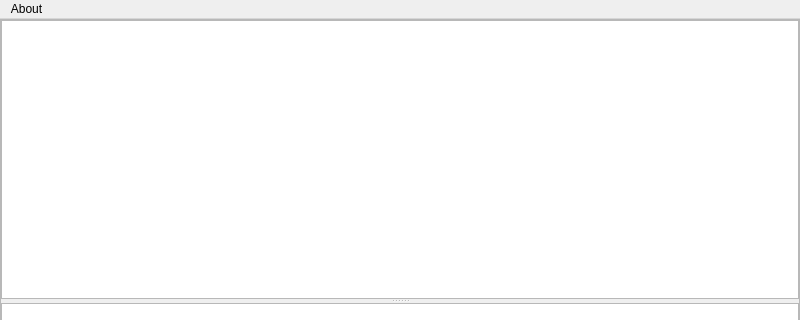
Old version of the form mainwindow.ui in the repository HerrSteiner/gravel; both pictures show x 0 to 800 and y 0 to 320 of the 800 by 600 pixel window.
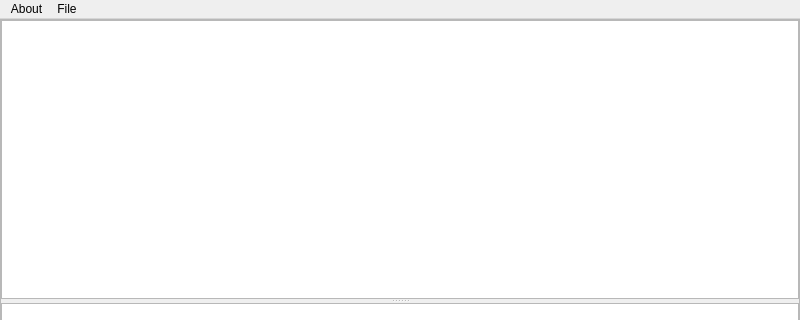
New version of the form. Custom widgets are drawn as their Qt base class.

```diff
--- a/mainwindow.ui
+++ b/mainwindow.ui
@@ -134,7 +134,16 @@
     </property>
     <addaction name="actionAbout_gravel"/>
    </widget>
+   <widget class="QMenu" name="menuFile">
+    <property name="title">
+     <string>File</string>
+    </property>
+    <addaction name="actionopen_code"/>
+    <addaction name="actionmerge_code"/>
+    <addaction name="actionsave_code"/>
+   </widget>
    <addaction name="menuAbout"/>
+   <addaction name="menuFile"/>
   </widget>
   <widget class="QStatusBar" name="statusbar"/>
   <action name="actionAbout_gravel">
```
Left out of the diff: 18 changed lines with no effect on the pictures.
